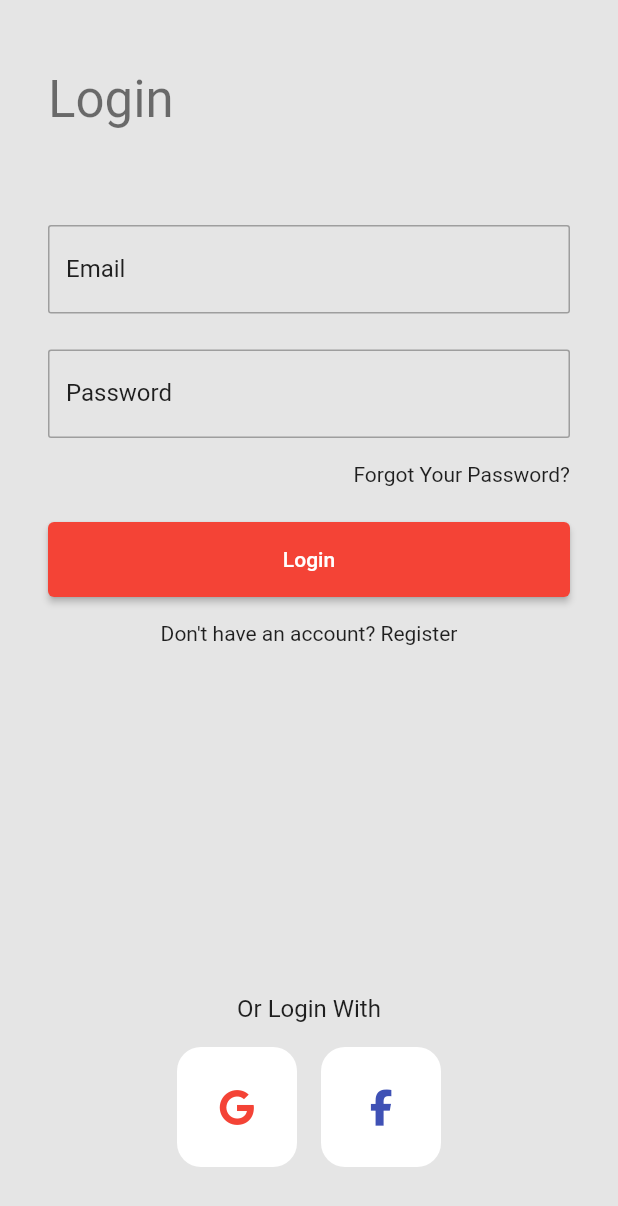
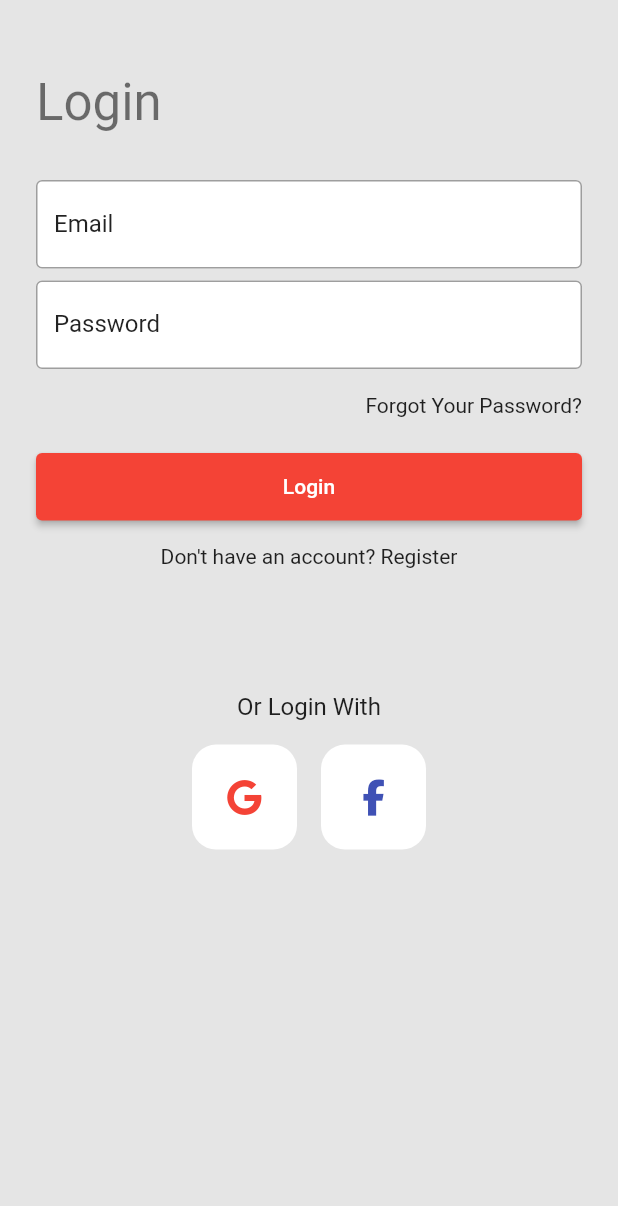
Before and after one commit to taha-elkholy/flutter_ecommerce, a Flutter app: the screen it shows after launch, on a phone screen of 412 x 824 dp. Shown: the top 1206 px of the screen. Run offline on Flutter 3.47's test engine with Material 2 defaults, Android fonts, the phone set to English and light mode, and no system bars; our stand-ins replace font_awesome_flutter, persistent_bottom_nav_bar_v2.

```diff
--- a/lib/main.dart
+++ b/lib/main.dart
@@ -18,17 +18,27 @@ class MyApp extends StatelessWidget {
           primaryColor: Colors.red,
           inputDecorationTheme: InputDecorationTheme(
             labelStyle: Theme.of(context).textTheme.subtitle1,
+            fillColor: Colors.white,
+            filled: true,
             focusedBorder: OutlineInputBorder(
-              borderRadius: BorderRadius.circular(2.0),
+              borderRadius: BorderRadius.circular(4.0),
               borderSide: const BorderSide(color: Colors.grey),
             ),
             enabledBorder: OutlineInputBorder(
-              borderRadius: BorderRadius.circular(2.0),
+              borderRadius: BorderRadius.circular(4.0),
               borderSide: const BorderSide(color: Colors.grey),
             ),
             disabledBorder: OutlineInputBorder(
-              borderRadius: BorderRadius.circular(2.0),
+              borderRadius: BorderRadius.circular(4.0),
               borderSide: const BorderSide(color: Colors.grey),
+            ),
+            errorBorder: OutlineInputBorder(
+              borderRadius: BorderRadius.circular(4.0),
+              borderSide: const BorderSide(color: Colors.red),
+            ),
+            focusedErrorBorder: OutlineInputBorder(
+              borderRadius: BorderRadius.circular(4.0),
+              borderSide: const BorderSide(color: Colors.red),
             ),
           )),
       debugShowCheckedModeBanner: false,
--- a/lib/utilities/router.dart
+++ b/lib/utilities/router.dart
@@ -1,14 +1,26 @@
 import 'package:flutter/cupertino.dart';
 import 'package:flutter_ecommerce/utilities/routes.dart';
 import 'package:flutter_ecommerce/views/pages/auth_page.dart';
+import 'package:flutter_ecommerce/views/pages/bottom_nav_bar.dart';
 import 'package:flutter_ecommerce/views/pages/landing_page.dart';
 
 Route<dynamic> onGenerateRoute(RouteSettings settings) {
   switch (settings.name) {
     case AppRoutes.loginPageRoute:
-      return CupertinoPageRoute(builder: (_) => const AuthPage());
+      return CupertinoPageRoute(
+        builder: (_) => const AuthPage(),
+        settings: settings,
+      );
+    case AppRoutes.bottomNavBarRoute:
+      return CupertinoPageRoute(
+        builder: (_) => const BottomNavBar(),
+        settings: settings,
+      );
     case AppRoutes.landingPageRoute:
     default:
-      return CupertinoPageRoute(builder: (_) => const LandingPage());
+      return CupertinoPageRoute(
+        builder: (_) => const LandingPage(),
+        settings: settings,
+      );
   }
 }
--- a/lib/utilities/routes.dart
+++ b/lib/utilities/routes.dart
@@ -1,4 +1,6 @@
 abstract class AppRoutes {
   static const String landingPageRoute = '/';
   static const String loginPageRoute = '/login';
+  static const String bottomNavBarRoute = '/navBar';
+  static const String homePageRoute = '/home';
 }
--- a/lib/views/pages/auth_page.dart
+++ b/lib/views/pages/auth_page.dart
@@ -1,5 +1,7 @@
 import 'package:flutter/material.dart';
+import 'package:flutter/services.dart';
 import 'package:flutter_ecommerce/utilities/enums.dart';
+import 'package:flutter_ecommerce/utilities/routes.dart';
 import 'package:flutter_ecommerce/views/widgets/main_button.dart';
 import 'package:font_awesome_flutter/font_awesome_flutter.dart';
 
@@ -15,16 +17,40 @@ class _AuthPageState extends State<AuthPage> {
   final _formKey = GlobalKey<FormState>();
   final _emailController = TextEditingController();
   final _passwordController = TextEditingController();
+  final _emailFocusNode = FocusNode();
+  final _passwordFocusNode = FocusNode();
+
+  @override
+  initState() {
+    super.initState();
+    SystemChrome.setSystemUIOverlayStyle(const SystemUiOverlayStyle(
+        statusBarColor: Colors.transparent,
+        statusBarIconBrightness: Brightness.dark));
+  }
+
+  @override
+  void dispose() {
+    _emailController.dispose();
+    _passwordController.dispose();
+    _emailFocusNode.dispose();
+    _passwordFocusNode.dispose();
+    super.dispose();
+  }
 
   @override
   Widget build(BuildContext context) {
+    final size = MediaQuery
+        .of(context)
+        .size;
     return Scaffold(
       body: SafeArea(
           child: Padding(
             padding: const EdgeInsets.symmetric(
-          vertical: 46.0,
-          horizontal: 32.0,
+              vertical: 48.0,
+              horizontal: 24.0,
             ),
+            child: SingleChildScrollView(
+              physics: const BouncingScrollPhysics(),
               child: Form(
                 key: _formKey,
                 child: Column(
@@ -32,26 +58,33 @@ class _AuthPageState extends State<AuthPage> {
                   children: [
                     Text(
                       _authType == AuthType.login ? 'Login' : 'Register',
-                style: Theme.of(context).textTheme.headline4,
+                      style: Theme
+                          .of(context)
+                          .textTheme
+                          .headline4,
                     ),
-              const SizedBox(height: 64.0),
+                    const SizedBox(height: 32.0),
                     TextFormField(
                       controller: _emailController,
+                      focusNode: _emailFocusNode,
+                      onEditingComplete: () =>
+                          FocusScope.of(context).requestFocus(
+                              _passwordFocusNode),
+                      textInputAction: TextInputAction.next,
                       validator: (val) =>
                       val!.isEmpty ? 'Please Enter Your Email' : null,
                       decoration: const InputDecoration(
                         labelText: 'Email',
-                  hintText: 'Enter Your Email',
                       ),
                     ),
-              const SizedBox(height: 24.0),
+                    const SizedBox(height: 8.0),
                     TextFormField(
                       controller: _passwordController,
+                      focusNode: _passwordFocusNode,
                       validator: (val) =>
                       val!.isEmpty ? 'Please Enter Your Password' : null,
                       decoration: const InputDecoration(
                         labelText: 'Password',
-                  hintText: 'Enter Your Password',
                       ),
                     ),
                     const SizedBox(height: 16.0),
@@ -65,8 +98,15 @@ class _AuthPageState extends State<AuthPage> {
                       ),
                     const SizedBox(height: 24.0),
                     MainButton(
-                  text: _authType == AuthType.login ? 'Login' : 'Register',
-                  onTap: () {}),
+                        text: _authType == AuthType.login
+                            ? 'Login'
+                            : 'Register',
+                        onTap: () {
+                          if (_formKey.currentState!.validate()) {
+                            Navigator.of(context).pushNamed(
+                                AppRoutes.bottomNavBarRoute);
+                          }
+                        }),
                     const SizedBox(
                       height: 16.0,
                     ),
@@ -77,6 +117,7 @@ class _AuthPageState extends State<AuthPage> {
                             ? 'Don\'t have an account? Register'
                             : 'Already have an account? Login'),
                         onTap: () {
+                          _formKey.currentState!.reset();
                           setState(() {
                             if (_authType == AuthType.login) {
                               _authType = AuthType.register;
@@ -87,22 +128,28 @@ class _AuthPageState extends State<AuthPage> {
                         },
                       ),
                     ),
-              const Spacer(),
+                    //const Spacer(),
+                    SizedBox(
+                      height: size.height * 0.1,
+                    ),
                     Align(
                         alignment: Alignment.center,
                         child: Text(
                           _authType == AuthType.login
                               ? 'Or Login With'
                               : 'Or Register With',
-                    style: Theme.of(context).textTheme.subtitle1,
+                          style: Theme
+                              .of(context)
+                              .textTheme
+                              .subtitle1,
                         )),
                     const SizedBox(height: 16.0),
                     Row(
                       mainAxisAlignment: MainAxisAlignment.center,
                       children: [
                         SizedBox(
-                    width: 80.0,
-                    height: 80.0,
+                          width: 70.0,
+                          height: 70.0,
                           child: DecoratedBox(
                             decoration: BoxDecoration(
                                 borderRadius: BorderRadius.circular(16.0),
@@ -119,8 +166,8 @@ class _AuthPageState extends State<AuthPage> {
                           width: 16,
                         ),
                         SizedBox(
-                    width: 80.0,
-                    height: 80.0,
+                          width: 70.0,
+                          height: 70.0,
                           child: DecoratedBox(
                             decoration: BoxDecoration(
                                 borderRadius: BorderRadius.circular(16.0),
@@ -138,6 +185,7 @@ class _AuthPageState extends State<AuthPage> {
                   ],
                 ),
               ),
+            ),
           )),
     );
   }
--- a/lib/views/widgets/main_button.dart
+++ b/lib/views/widgets/main_button.dart
@@ -10,7 +10,7 @@ class MainButton extends StatelessWidget {
   Widget build(BuildContext context) {
     return SizedBox(
       width: double.infinity,
-      height: 50,
+      height: 45,
       child: ElevatedButton(
         onPressed: onTap,
         style:
--- a/pubspec.yaml
+++ b/pubspec.yaml
@@ -12,6 +12,11 @@ dependencies:
     sdk: flutter
   cupertino_icons: ^1.0.2
   font_awesome_flutter: ^10.1.0
+  persistent_bottom_nav_bar_v2: ^4.2.3
+  firebase_core: ^1.17.1
+  firebase_auth: ^3.3.19
+  cloud_firestore: ^3.1.17
+  provider: ^6.0.3
 
 dev_dependencies:
   flutter_test:
```
Also changed, not shown: lib/models/product.dart (added, +70 -0 lines), lib/utilities/app_assets.dart (added, +8 -0 lines), lib/views/pages/bottom_nav_bar.dart (added, +108 -0 lines), lib/views/pages/home_page.dart (added, +132 -0 lines), lib/views/widgets/list_item_home.dart (added, +88 -0 lines), pubspec.lock. Lines whose indentation alone changed are shown as unchanged.
